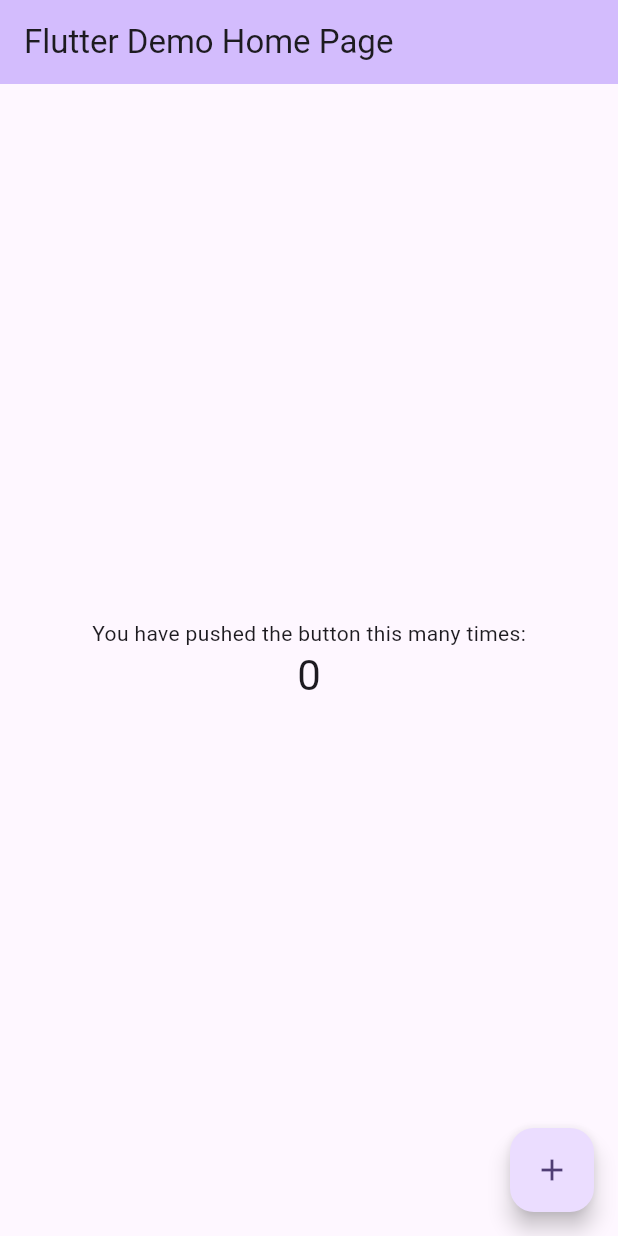
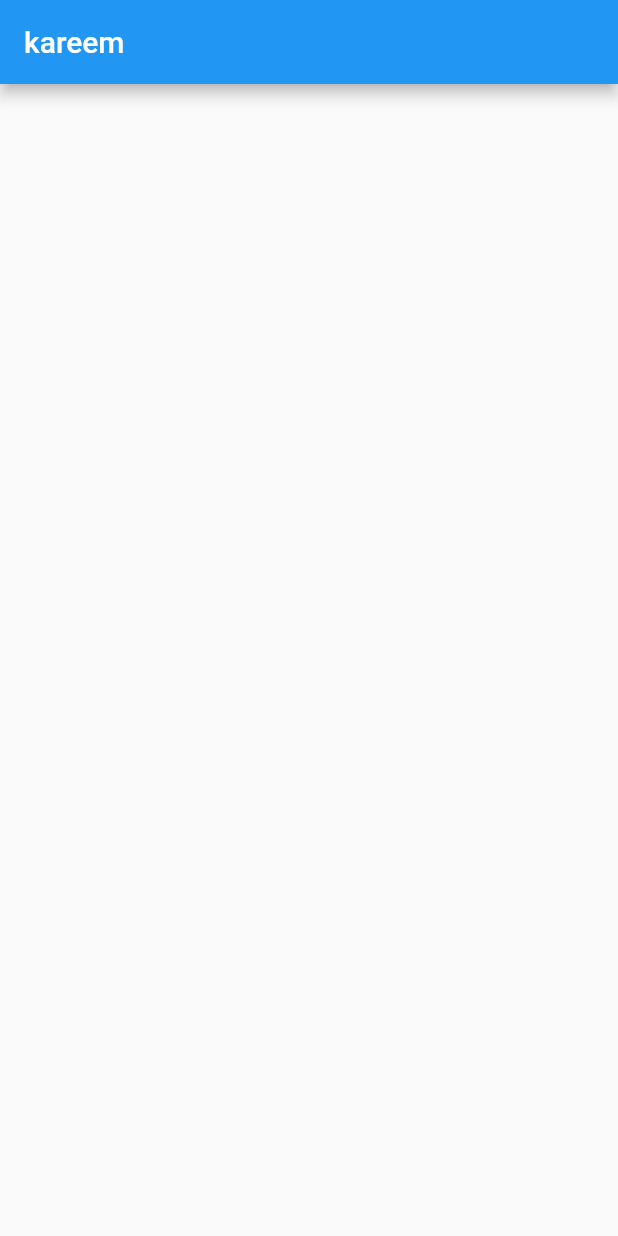
Before and after one commit to kareemolymp/notes-app, a Flutter app: the screen it shows after launch, on a phone screen of 412 x 824 dp. Run offline on Flutter 3.47's test engine with Material 2 defaults, Android fonts, the phone set to English and light mode, and no system bars.

Commit message:
secaned one

```diff
--- a/lib/main.dart
+++ b/lib/main.dart
@@ -1,125 +1,19 @@
 import 'package:flutter/material.dart';
 
 void main() {
-  runApp(const MyApp());
+  runApp(notesapp());
 }
 
-class MyApp extends StatelessWidget {
-  const MyApp({super.key});
+class notesapp extends StatelessWidget {
+  const notesapp({super.key});
 
-  // This widget is the root of your application.
   @override
   Widget build(BuildContext context) {
     return MaterialApp(
-      title: 'Flutter Demo',
-      theme: ThemeData(
-        // This is the theme of your application.
-        //
-        // TRY THIS: Try running your application with "flutter run". You'll see
-        // the application has a blue toolbar. Then, without quitting the app,
-        // try changing the seedColor in the colorScheme below to Colors.green
-        // and then invoke "hot reload" (save your changes or press the "hot
-        // reload" button in a Flutter-supported IDE, or press "r" if you used
-        // the command line to start the app).
-        //
-        // Notice that the counter didn't reset back to zero; the application
-        // state is not lost during the reload. To reset the state, use hot
-        // restart instead.
-        //
-        // This works for code too, not just values: Most code changes can be
-        // tested with just a hot reload.
-        colorScheme: ColorScheme.fromSeed(seedColor: Colors.deepPurple),
-        useMaterial3: true,
-      ),
-      home: const MyHomePage(title: 'Flutter Demo Home Page'),
+      home: Scaffold(
+          appBar: AppBar(
+        title: Text('kareem'),
+      )),
     );
   }
 }
-
-class MyHomePage extends StatefulWidget {
-  const MyHomePage({super.key, required this.title});
-
-  // This widget is the home page of your application. It is stateful, meaning
-  // that it has a State object (defined below) that contains fields that affect
-  // how it looks.
-
-  // This class is the configuration for the state. It holds the values (in this
-  // case the title) provided by the parent (in this case the App widget) and
-  // used by the build method of the State. Fields in a Widget subclass are
-  // always marked "final".
-
-  final String title;
-
-  @override
-  State<MyHomePage> createState() => _MyHomePageState();
-}
-
-class _MyHomePageState extends State<MyHomePage> {
-  int _counter = 0;
-
-  void _incrementCounter() {
-    setState(() {
-      // This call to setState tells the Flutter framework that something has
-      // changed in this State, which causes it to rerun the build method below
-      // so that the display can reflect the updated values. If we changed
-      // _counter without calling setState(), then the build method would not be
-      // called again, and so nothing would appear to happen.
-      _counter++;
-    });
-  }
-
-  @override
-  Widget build(BuildContext context) {
-    // This method is rerun every time setState is called, for instance as done
-    // by the _incrementCounter method above.
-    //
-    // The Flutter framework has been optimized to make rerunning build methods
-    // fast, so that you can just rebuild anything that needs updating rather
-    // than having to individually change instances of widgets.
-    return Scaffold(
-      appBar: AppBar(
-        // TRY THIS: Try changing the color here to a specific color (to
-        // Colors.amber, perhaps?) and trigger a hot reload to see the AppBar
-        // change color while the other colors stay the same.
-        backgroundColor: Theme.of(context).colorScheme.inversePrimary,
-        // Here we take the value from the MyHomePage object that was created by
-        // the App.build method, and use it to set our appbar title.
-        title: Text(widget.title),
-      ),
-      body: Center(
-        // Center is a layout widget. It takes a single child and positions it
-        // in the middle of the parent.
-        child: Column(
-          // Column is also a layout widget. It takes a list of children and
-          // arranges them vertically. By default, it sizes itself to fit its
-          // children horizontally, and tries to be as tall as its parent.
-          //
-          // Column has various properties to control how it sizes itself and
-          // how it positions its children. Here we use mainAxisAlignment to
-          // center the children vertically; the main axis here is the vertical
-          // axis because Columns are vertical (the cross axis would be
-          // horizontal).
-          //
-          // TRY THIS: Invoke "debug painting" (choose the "Toggle Debug Paint"
-          // action in the IDE, or press "p" in the console), to see the
-          // wireframe for each widget.
-          mainAxisAlignment: MainAxisAlignment.center,
-          children: <Widget>[
-            const Text(
-              'You have pushed the button this many times:',
-            ),
-            Text(
-              '$_counter',
-              style: Theme.of(context).textTheme.headlineMedium,
-            ),
-          ],
-        ),
-      ),
-      floatingActionButton: FloatingActionButton(
-        onPressed: _incrementCounter,
-        tooltip: 'Increment',
-        child: const Icon(Icons.add),
-      ), // This trailing comma makes auto-formatting nicer for build methods.
-    );
-  }
-}
```
